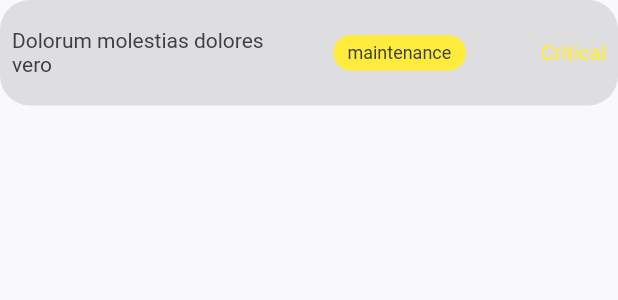
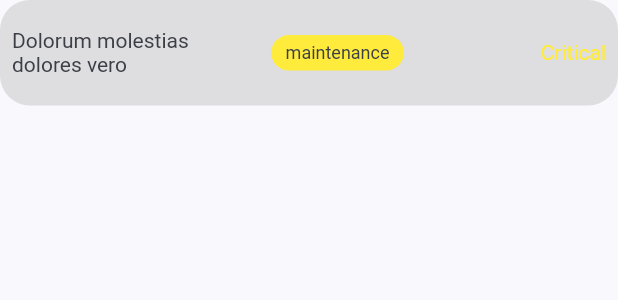
Before and after one commit to tee-jaay/stsks, a Flutter app: the IssueItem widget shown alone on an empty page, opened directly, on a phone screen of 412 x 824 dp. Shown: the top 300 px of the screen. Run offline on Flutter 3.47's test engine with Material 2 defaults, Android fonts, the phone set to English and light mode, and no system bars; our stand-ins replace animated_text_kit, date_format, flutter_animate, flutter_dotenv; missing offline and left inert: draw_graph, graphic, jwt_decode; network calls fail.

Commit message:
latest issue redesign

```diff
--- a/lib/screens/dashboard/inc/latest_issues.dart
+++ b/lib/screens/dashboard/inc/latest_issues.dart
@@ -111,17 +111,54 @@ class IssueItem extends StatelessWidget {
         ),
         child: Row(
           children: [
-            Container(
-              width: MediaQuery.of(context).size.width * 0.5,
-              padding: const EdgeInsets.symmetric(
-                vertical: appDefaultSpace * 0.5,
-                horizontal: appDefaultSpace * 0.5,
-              ),
-              child: Text(
-                about,
+            IssueAbout(about: about),
+            IssueType(colorType: colorType, issueType: issueType),
+            const Spacer(),
+            IssueSeverity(severity: severity, colorSeverity: colorSeverity),
+          ],
         ),
       ),
-            Container(
+    );
+  }
+}
+
+class IssueSeverity extends StatelessWidget {
+  const IssueSeverity({
+    super.key,
+    required this.severity,
+    required this.colorSeverity,
+  });
+
+  final String severity;
+  final Color colorSeverity;
+
+  @override
+  Widget build(BuildContext context) {
+    return Padding(
+      padding: const EdgeInsets.only(right: appDefaultSpace * 0.5),
+      child: Text(
+        severity,
+        style: TextStyle(
+          color: colorSeverity,
+        ),
+      ),
+    );
+  }
+}
+
+class IssueType extends StatelessWidget {
+  const IssueType({
+    super.key,
+    required this.colorType,
+    required this.issueType,
+  });
+
+  final Color colorType;
+  final String issueType;
+
+  @override
+  Widget build(BuildContext context) {
+    return Container(
       margin: const EdgeInsets.only(
         left: appDefaultSpace,
       ),
@@ -136,19 +173,28 @@ class IssueItem extends StatelessWidget {
           fontSize: 12.0,
         ),
       ),
+    );
+  }
+}
+
+class IssueAbout extends StatelessWidget {
+  const IssueAbout({
+    super.key,
+    required this.about,
+  });
+
+  final String about;
+
+  @override
+  Widget build(BuildContext context) {
+    return Container(
+      width: MediaQuery.of(context).size.width * 0.4,
+      padding: const EdgeInsets.symmetric(
+        vertical: appDefaultSpace * 0.5,
+        horizontal: appDefaultSpace * 0.5,
       ),
-            const Spacer(),
-            Padding(
-              padding: const EdgeInsets.only(right: appDefaultSpace * 0.5),
       child: Text(
-                severity,
-                style: TextStyle(
-                  color: colorSeverity,
-                ),
-              ),
-            ),
-          ],
-        ),
+        about,
       ),
     );
   }
```
Lines whose indentation alone changed are shown as unchanged.
